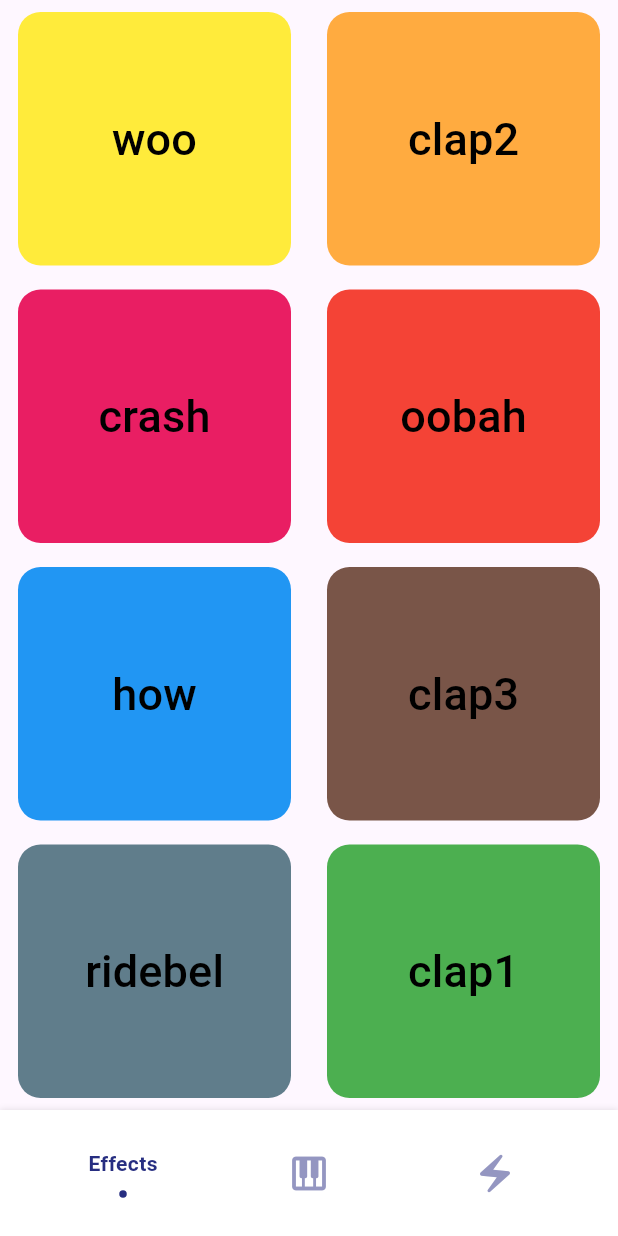
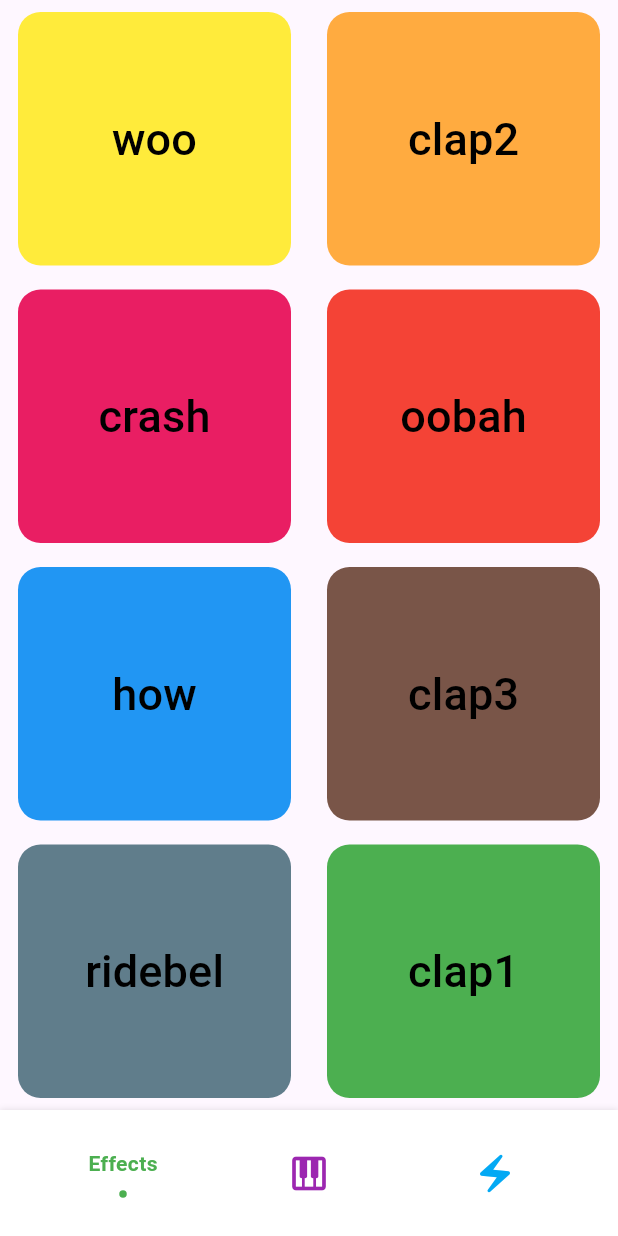
Before and after one commit to yakupselimucar/DrumPad, a Flutter app: the screen it shows after launch, on a phone screen of 412 x 824 dp. Run offline on Flutter 3.47's test engine with Material 3 defaults, Android fonts, the phone set to English and light mode, and no system bars; drawn by our look-alikes of flashy_tab_bar2; our stand-ins replace audioplayers, google_fonts.

Commit message:
flashytabbar icons colurs are changed

```diff
--- a/drum_machine/lib/main.dart
+++ b/drum_machine/lib/main.dart
@@ -45,15 +45,18 @@ class _MyAppState extends State<MyApp> {
             FlashyTabBarItem(
                 icon: const Icon(Icons.animation_rounded),
                 title: const Text('Effects'),
-            ),
+                activeColor: Colors.green,
+                inactiveColor: Colors.pink),
             FlashyTabBarItem(
                 icon: const Icon(Icons.piano),
                 title: const Text('Piano'),
-            ),
+                activeColor: Colors.green,
+                inactiveColor: Colors.purple),
             FlashyTabBarItem(
                 icon: const Icon(Icons.electric_bolt),
                 title: const Text('Electronics'),
-            ),
+                activeColor: Colors.green,
+                inactiveColor: Colors.lightBlue),
           ],
         ),
       ),
```
Lines whose indentation alone changed are shown as unchanged.
